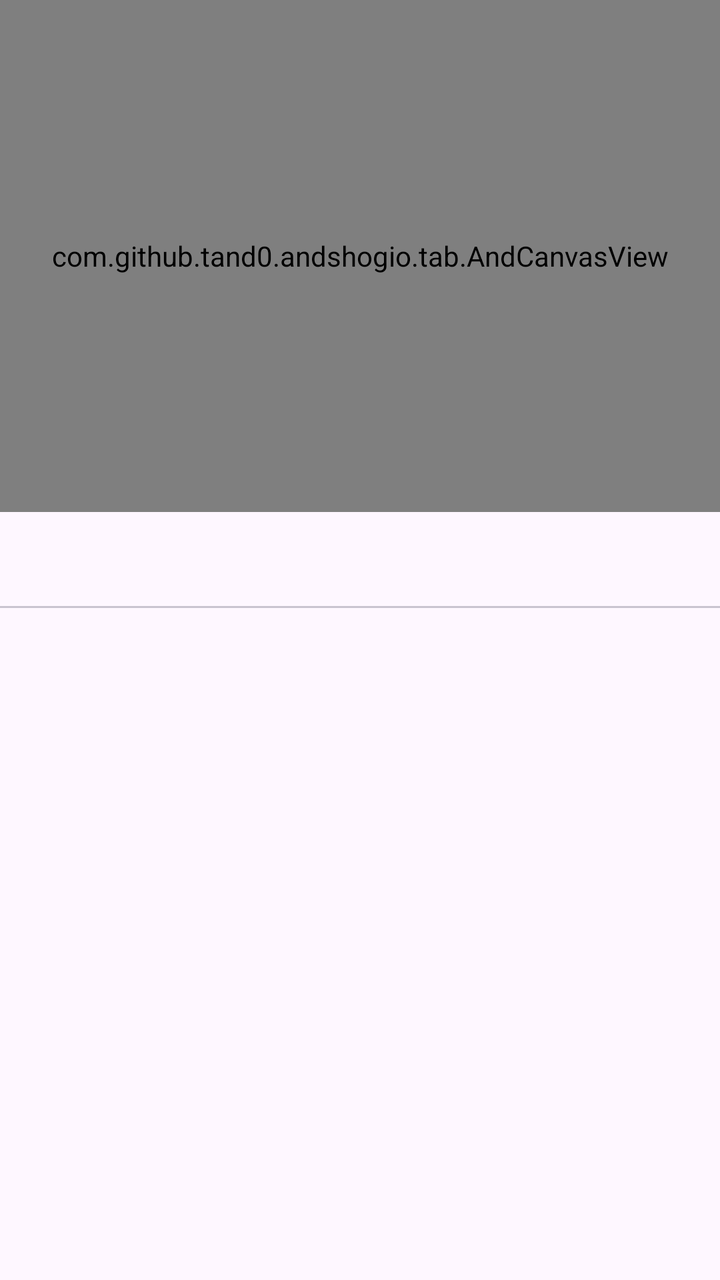
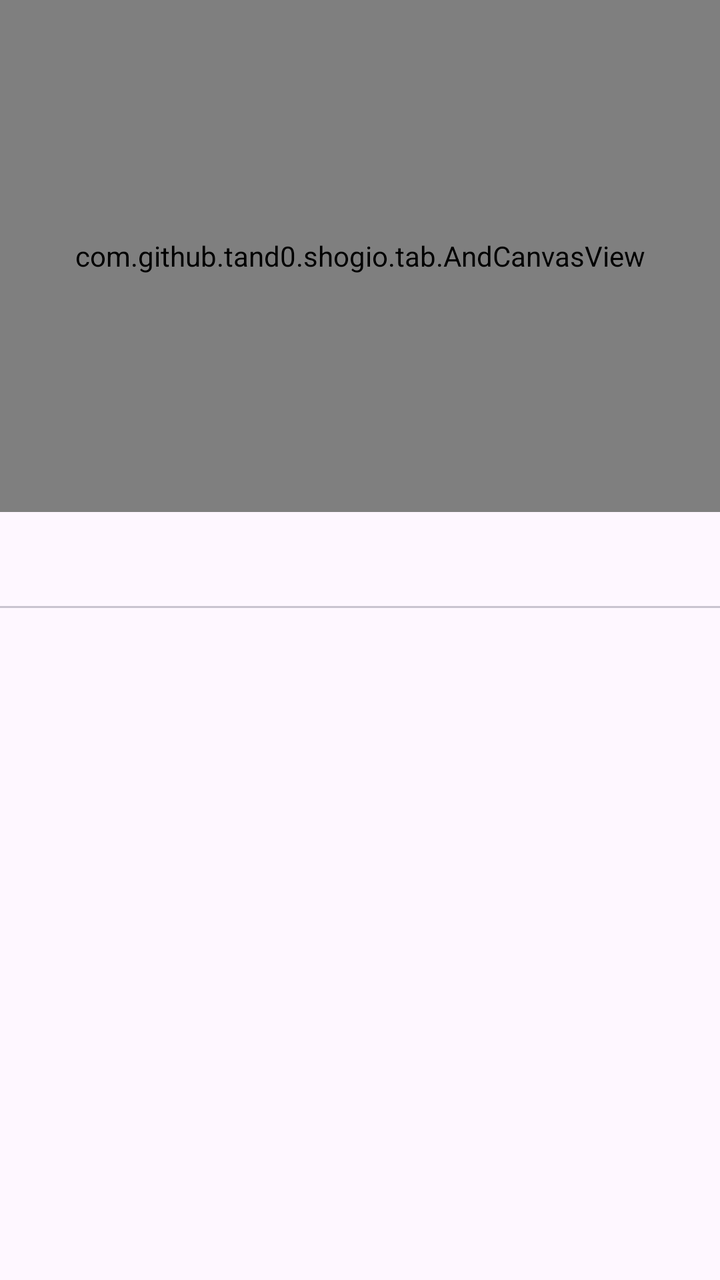

An Android layout rendered at two revisions. The XML below is the earlier revision; the diff shows what the commit changed to produce the second picture.
<!-- AndroidManifest.xml: application theme Theme.ShogiO -->
<!-- res/layout/activity_main.xml -->
<?xml version="1.0" encoding="utf-8"?>
<LinearLayout xmlns:android="http://schemas.android.com/apk/res/android"
    xmlns:app="http://schemas.android.com/apk/res-auto"
    android:id="@+id/main"
    android:layout_width="match_parent"
    android:layout_height="match_parent"
    android:fitsSystemWindows="true"
    android:orientation="vertical">
    <androidx.constraintlayout.widget.ConstraintLayout
        android:id="@+id/topConstraintLayout"
        android:layout_width="match_parent"
        android:layout_height="match_parent">

        <com.github.tand0.andshogio.tab.AndCanvasView
            android:id="@+id/topView"
            android:background="#FFD700"
            android:layout_width="0dp"
            android:layout_height="0dp"
            app:layout_constraintVertical_weight="4"
            app:layout_constraintTop_toTopOf="parent"
            app:layout_constraintBottom_toTopOf="@id/bottomView"
            app:layout_constraintLeft_toLeftOf="parent"
            app:layout_constraintRight_toRightOf="parent" />

        <LinearLayout
            android:id="@+id/bottomView"
            android:layout_width="0dp"
            android:layout_height="0dp"
            android:orientation="vertical"
            app:layout_constraintVertical_weight="6"
            app:layout_constraintTop_toBottomOf="@id/topView"
            app:layout_constraintBottom_toBottomOf="parent"
            app:layout_constraintLeft_toLeftOf="parent"
            app:layout_constraintRight_toRightOf="parent">

            <com.google.android.material.tabs.TabLayout
                android:id="@+id/tab_layout"
                android:layout_width="match_parent"
                android:layout_height="wrap_content"
                android:contentDescription="@string/app_name" />

            <androidx.viewpager2.widget.ViewPager2
                android:id="@+id/view_pager"
                android:layout_width="match_parent"
                android:layout_height="match_parent" />
        </LinearLayout>

    </androidx.constraintlayout.widget.ConstraintLayout>
</LinearLayout>
<!-- resources referenced by this layout -->
<resources>
  <string name="app_name">And Shogi O</string>
  <style name="Theme.ShogiO" parent="Base.Theme.ShogiO" />
  <style name="Base.Theme.ShogiO" parent="Theme.Material3.DayNight">
          
          
      </style>
</resources>

<!-- the commit's change to res/layout/activity_main.xml (unified diff, before → after) -->
@@ -11,7 +11,7 @@
         android:layout_width="match_parent"
         android:layout_height="match_parent">
 
-        <com.github.tand0.andshogio.tab.AndCanvasView
+        <com.github.tand0.shogio.tab.AndCanvasView
             android:id="@+id/topView"
             android:background="#FFD700"
             android:layout_width="0dp"
<!-- resource entries referenced after the edit -->
@@ -1,6 +1,6 @@
 <!-- resources referenced by this layout -->
 <resources>
-  <string name="app_name">And Shogi O</string>
+  <string name="app_name">tand0.shogio</string>
   <style name="Theme.ShogiO" parent="Base.Theme.ShogiO" />
   <style name="Base.Theme.ShogiO" parent="Theme.Material3.DayNight">
           
